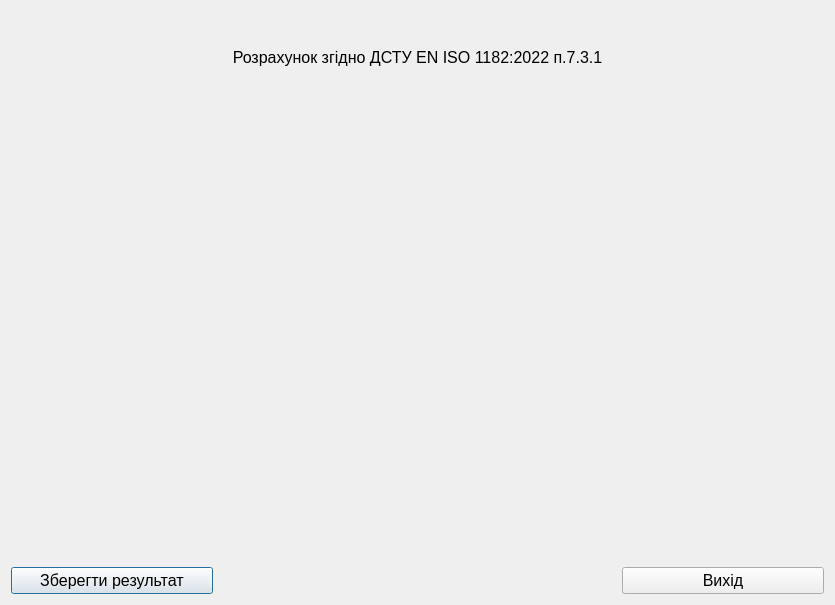
This is dialogtableresult.ui in k1981ua/GemobudPich as Qt 5 draws it before an edit. The edited form follows.
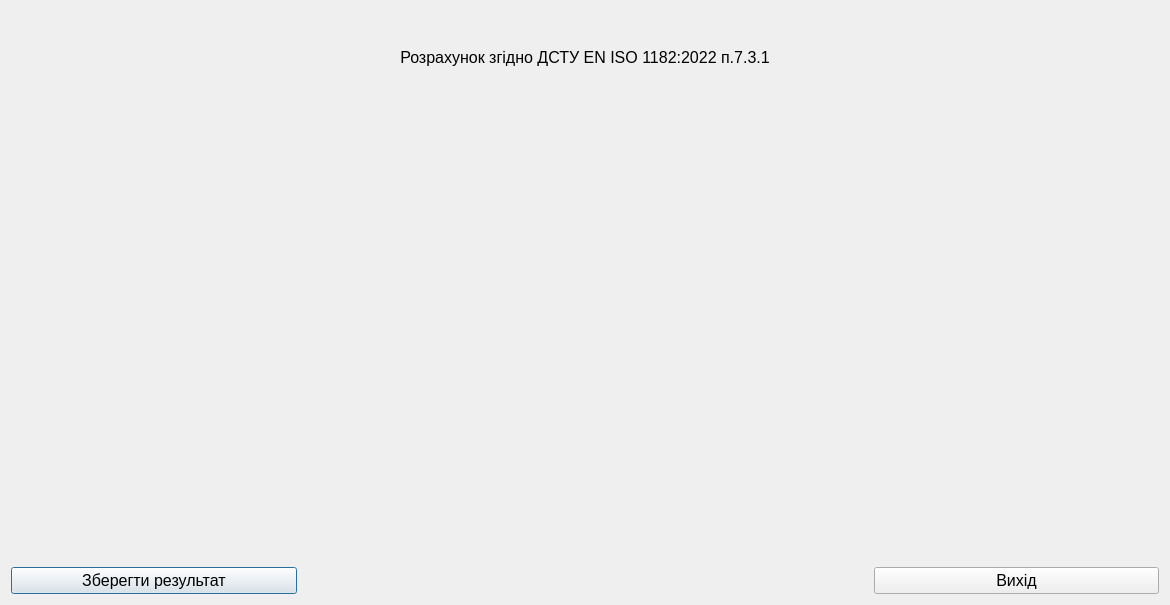
This is the edited form. Icons and pictures are not drawn.

Patch:
```diff
--- a/dialogtableresult.ui
+++ b/dialogtableresult.ui
@@ -6,7 +6,7 @@
    <rect>
     <x>0</x>
     <y>0</y>
-    <width>835</width>
+    <width>1170</width>
     <height>605</height>
    </rect>
   </property>
```
